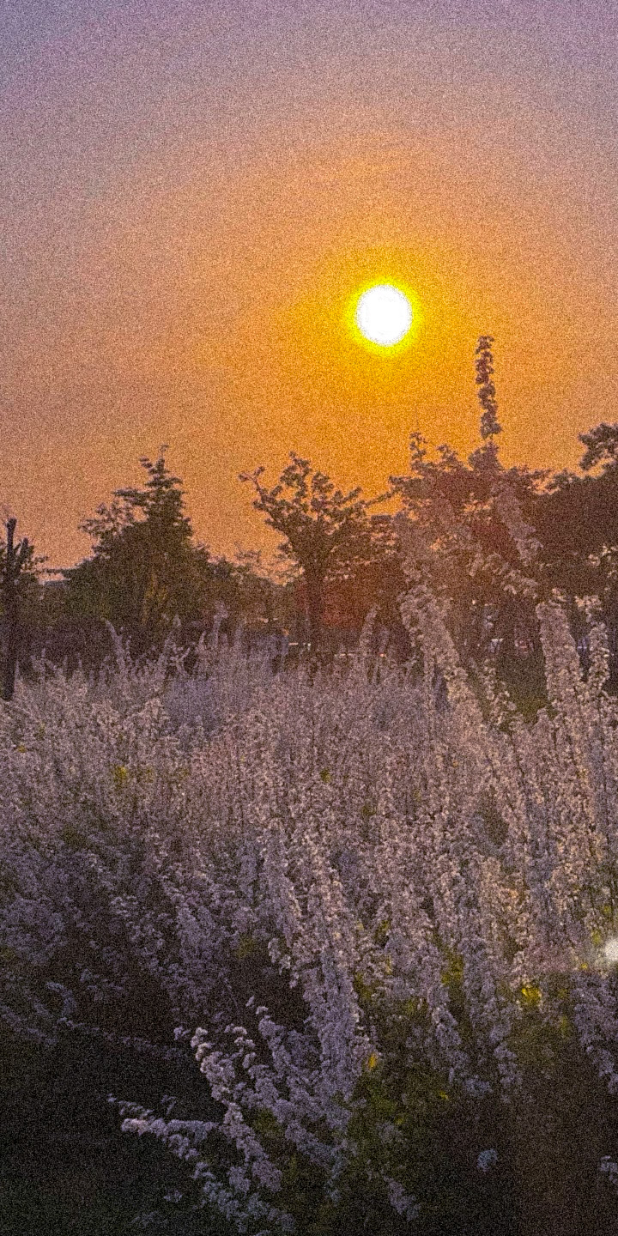
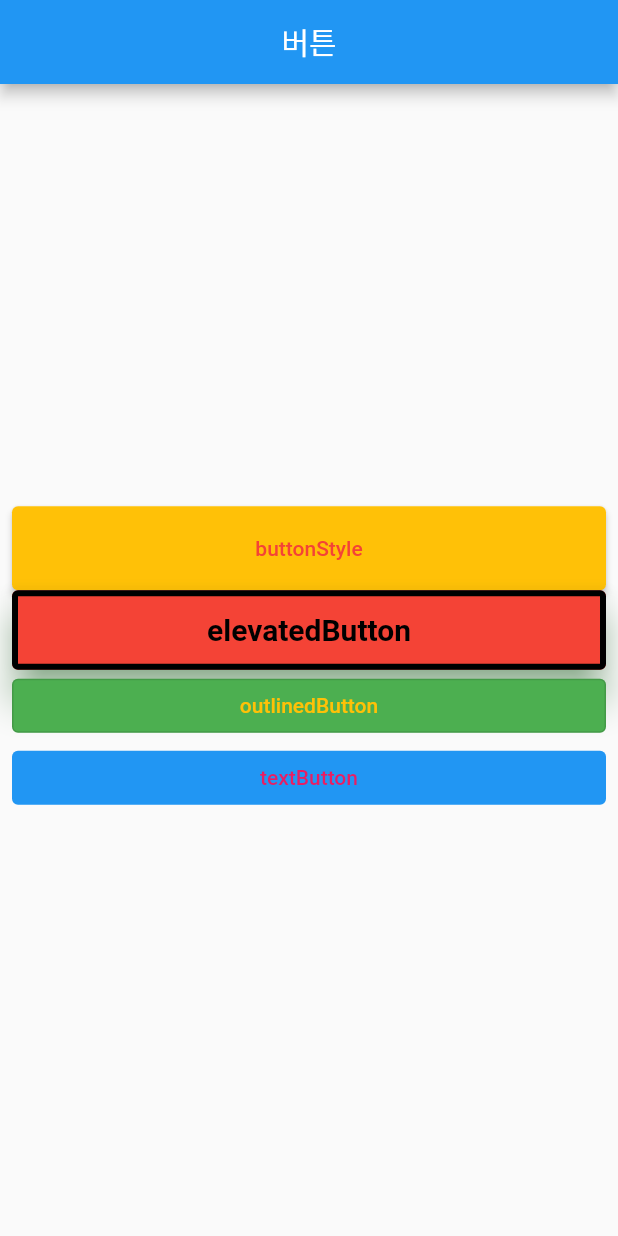
Before and after one commit to so0ng0970/flutter_project, a Flutter app: the screen it shows after launch, on a phone screen of 412 x 824 dp. Run offline on Flutter 3.47's test engine with Material 2 defaults, Android fonts, the phone set to English and light mode, and no system bars; our stand-ins replace webview_flutter.

Commit message:
buttonStyle

```diff
--- a/lib/main.dart
+++ b/lib/main.dart
@@ -1,5 +1,5 @@
 import 'package:flutter/material.dart';
-import 'package:flutter_project/screen/image_carousel.dart';
+import 'package:flutter_project/screen/button_screen.dart';
 
 void main() {
   // 플러터 프레임워크가
@@ -16,7 +16,7 @@ class MyApp extends StatelessWidget {
   Widget build(BuildContext context) {
     return const MaterialApp(
       // debugShowCheckedModeBanner: false, - 디버그 없애기
-      home: ImageCarousel(),
+      home: ButtonScreen(),
     );
   }
 }
--- /dev/null
+++ b/lib/screen/button_screen.dart
@@ -0,0 +1,95 @@
+import 'package:flutter/material.dart';
+
+class ButtonScreen extends StatelessWidget {
+  const ButtonScreen({super.key});
+
+  @override
+  Widget build(BuildContext context) {
+    return Scaffold(
+      appBar: AppBar(
+        centerTitle: true,
+        title: const Text('버튼'),
+      ),
+      body: Padding(
+        padding: const EdgeInsets.symmetric(horizontal: 8.0),
+        child: Column(
+          mainAxisAlignment: MainAxisAlignment.center,
+          crossAxisAlignment: CrossAxisAlignment.stretch,
+          children: [
+            ElevatedButton(
+              onPressed: () {},
+              style: ButtonStyle(
+                backgroundColor: MaterialStateProperty.resolveWith(
+                  (Set<MaterialState> states) {
+                    if (states.contains(MaterialState.pressed)) {
+                      return Colors.cyan;
+                    }
+                    return Colors.amber;
+                  },
+                ),
+                foregroundColor: MaterialStateProperty.resolveWith(
+                  (Set<MaterialState> states) {
+                    if (states.contains(MaterialState.pressed)) {
+                      return Colors.white;
+                    }
+                    return Colors.red;
+                  },
+                ),
+                padding: MaterialStateProperty.resolveWith(
+                  (Set<MaterialState> states) {
+                    if (states.contains(MaterialState.pressed)) {
+                      return const EdgeInsets.all(100.0);
+                    }
+                    return const EdgeInsets.all(20.0);
+                  },
+                ),
+              ),
+              child: const Text('buttonStyle'),
+            ),
+            ElevatedButton(
+              onPressed: () {},
+              style: ElevatedButton.styleFrom(
+                  // 글자 및 애니메이션 효과
+                  foregroundColor: Colors.black,
+                  // 배경색
+                  backgroundColor: Colors.red,
+                  // 그림자색
+                  shadowColor: Colors.green,
+                  // 3d 입체감의 높이
+                  elevation: 10.0,
+                  textStyle: const TextStyle(
+                    fontWeight: FontWeight.bold,
+                    fontSize: 20.0,
+                  ),
+                  padding: const EdgeInsets.all(15.0),
+                  // 테두리
+                  side: const BorderSide(
+                    color: Colors.black,
+                    width: 4.0,
+                  )),
+              child: const Text(
+                'elevatedButton',
+              ),
+            ),
+            OutlinedButton(
+              onPressed: () {},
+              style: OutlinedButton.styleFrom(
+                foregroundColor: Colors.amber,
+                backgroundColor: Colors.green,
+              ),
+              child: const Text('outlinedButton'),
+            ),
+            TextButton(
+              onPressed: () {},
+              style: TextButton.styleFrom(
+                foregroundColor: Colors.pink,
+                backgroundColor: Colors.blue,
+              ),
+              child: const Text('textButton'),
+            ),
+          ],
+        ),
+      ),
+    );
+  }
+}
--- a/lib/screen/image_carousel.dart
+++ b/lib/screen/image_carousel.dart
@@ -12,20 +12,28 @@ class ImageCarousel extends StatefulWidget {
 
 class _ImageCarouselState extends State<ImageCarousel> {
   Timer? timer;
-  PageController controller = PageController(
-    initialPage: 0,
-  );
+
+  PageController controller = PageController(initialPage: 0);
   @override
   void initState() {
     // TODO:타이머 실행
     super.initState();
 
     timer = Timer.periodic(const Duration(seconds: 4), (timer) {
+      // int currentPage = controller.page!.toInt();
+      // int nextPage = currentPage + 1;
+      // if (nextPage > 4) {
+      //   nextPage = 0;
+      // }
+
+      // controller.animateToPage(
+      //   nextPage,
+      //   duration: const Duration(milliseconds: 400),
+      //   curve: Curves.linear,
+      // );
       int currentPage = controller.page!.toInt();
-      int nextPage = currentPage + 1;
-      if (nextPage > 4) {
-        nextPage = 0;
-      }
+      // 첫페이지 돌아오는 거
+      int nextPage = (currentPage + 1) % 5;
 
       controller.animateToPage(
         nextPage,
```
Also changed, not shown: lib/screen/review_screen.dart (added, +46 -0 lines).
